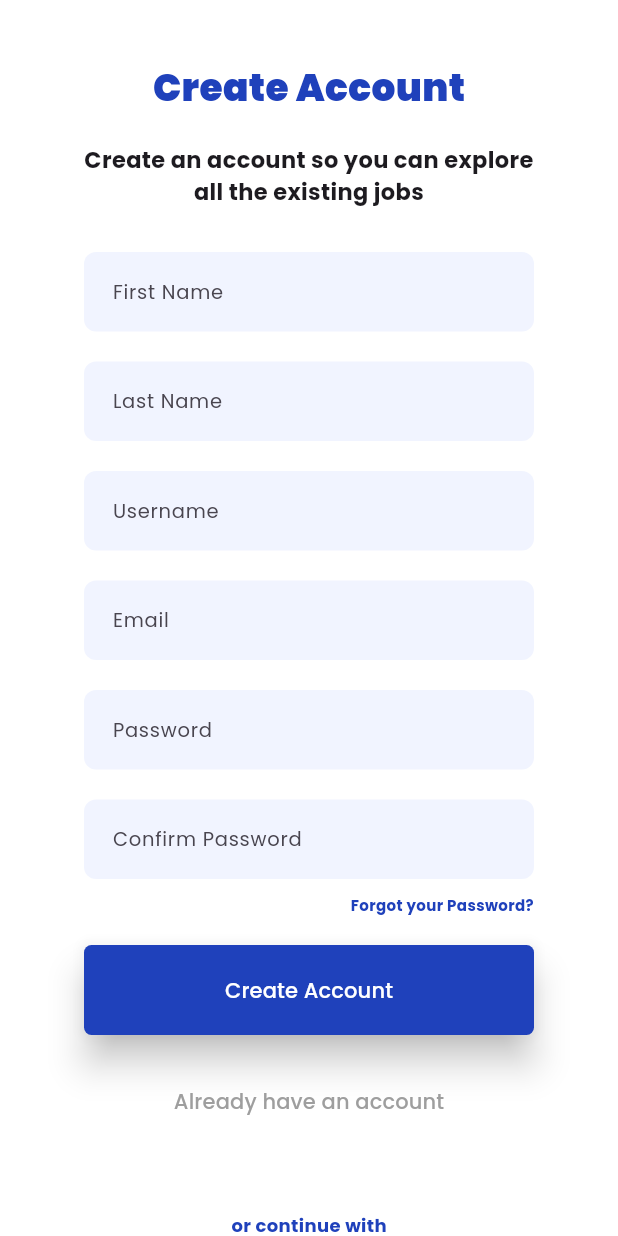
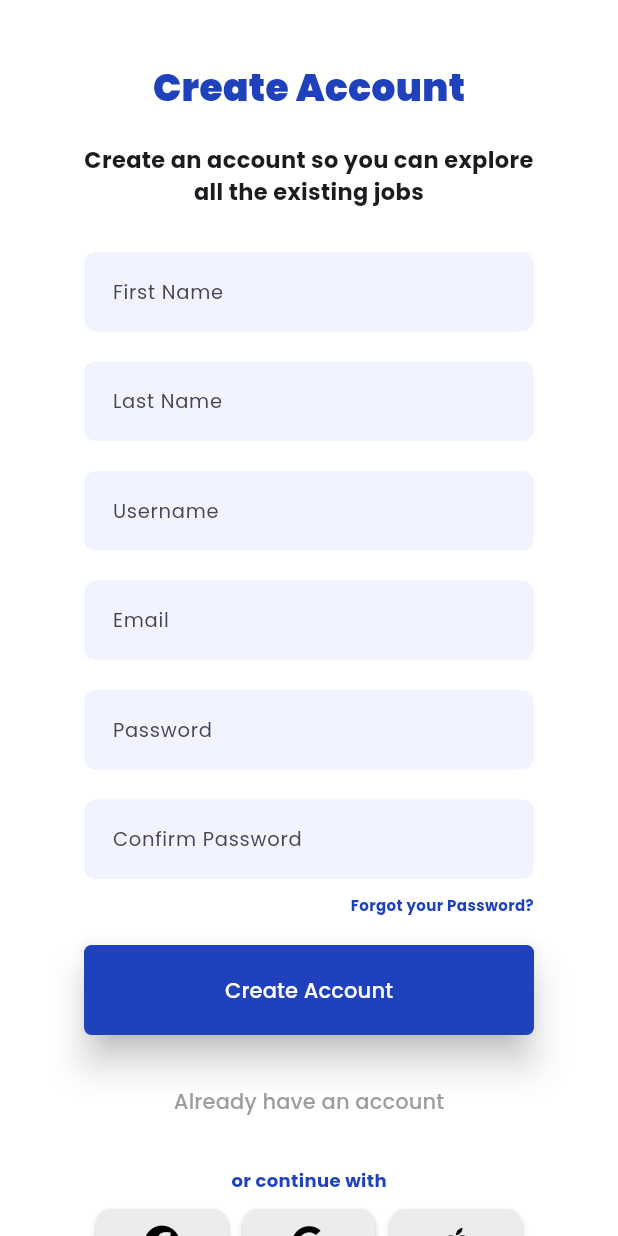
Before and after one commit to kunpaoo/flutter-login-signup, a Flutter app: the SignupPage screen opened by its route, on a phone screen of 412 x 824 dp. Run offline on Flutter 3.47's test engine with Material 3 defaults, Android fonts, the phone set to English and light mode, and no system bars; our stand-ins replace font_awesome_flutter, google_fonts, responsive_builder.

Commit message:
fix: changed to single scroll view of login page, changed signup margins

```diff
--- a/lib/screens/login.dart
+++ b/lib/screens/login.dart
@@ -62,6 +62,7 @@ class LoginInterface extends StatelessWidget {
   @override
   Widget build(BuildContext context) {
     return Center(
+        child: SingleChildScrollView(
       child: Container(
         width: 400,
         height: 600,
@@ -129,7 +130,7 @@ class LoginInterface extends StatelessWidget {
           ],
         ),
       ),
-    );
+    ));
   }
 }
 
--- a/lib/screens/signup.dart
+++ b/lib/screens/signup.dart
@@ -131,7 +131,7 @@ class LoginInterface extends StatelessWidget {
                   "Already have an account",
                   style: TextStyle(color: Colors.grey),
                 )),
-            SizedBox(height: 50),
+            SizedBox(height: 20),
             Text(
               "or continue with",
               style: TextStyle(
```
